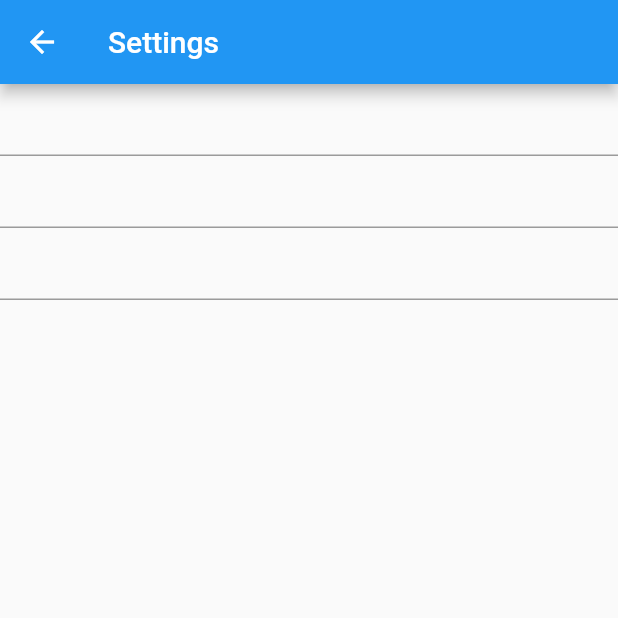
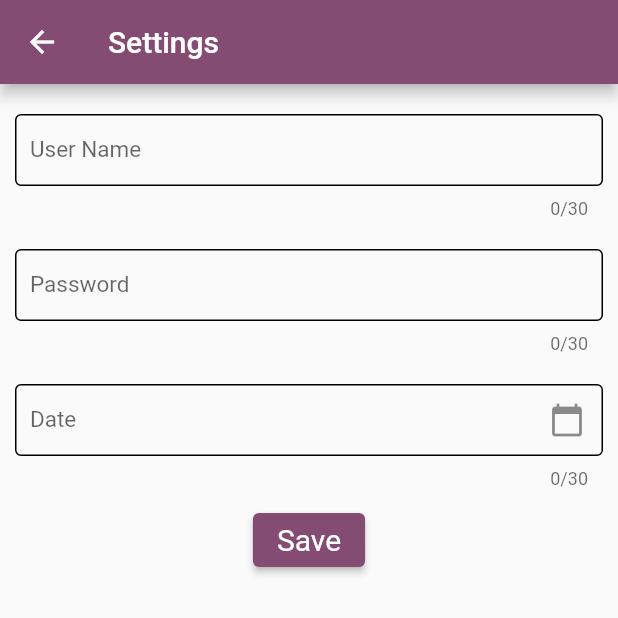
Before and after one commit to krishnaji-yedlapalli/appointment, a Flutter app: the screen it shows after launch, after a tap on "Settings", on a phone screen of 412 x 824 dp, the top half of it. Run offline on Flutter 3.47's test engine with Material 2 defaults, Android fonts, the phone set to English and light mode, and no system bars; our stand-ins replace connectivity_plus, dio, shared_preferences, sqflite; missing offline and left inert: xml2json; accounts and stored records are empty.

```diff
--- a/lib/main.dart
+++ b/lib/main.dart
@@ -1,9 +1,12 @@
+import 'package:appointment/provider.dart';
 import 'package:appointment/screens/home.dart';
 import 'package:appointment/services/interceptors.dart';
 import 'package:flutter/material.dart';
 
 void main() {
+  WidgetsFlutterBinding.ensureInitialized();
   initiateInterceptors();
+  CoreDataHolder().getLocalData();
   runApp(const MyApp());
 }
 
@@ -16,16 +19,10 @@ class MyApp extends StatelessWidget {
     return MaterialApp(
       title: 'Flutter Demo',
       theme: ThemeData(
-        // This is the theme of your application.
-        //
-        // Try running your application with "flutter run". You'll see the
-        // application has a blue toolbar. Then, without quitting the app, try
-        // changing the primarySwatch below to Colors.green and then invoke
-        // "hot reload" (press "r" in the console where you ran "flutter run",
-        // or simply save your changes to "hot reload" in a Flutter IDE).
-        // Notice that the counter didn't reset back to zero; the application
-        // is not restarted.
-        primarySwatch: Colors.blue,
+          primarySwatch: Colors.blue,
+          primaryColor:  Colors.blue,
+          primaryColorLight: Colors.white,
+          colorScheme: ColorScheme.fromSeed(seedColor: const Color.fromRGBO(132, 70, 113, 1))
       ),
       home: const HomePage(),
     );
--- /dev/null
+++ b/lib/provider.dart
@@ -0,0 +1,50 @@
+
+import 'dart:convert';
+
+import 'package:flutter/material.dart';
+import 'package:shared_preferences/shared_preferences.dart';
+
+class CoreDataHolder {
+
+  factory CoreDataHolder() {
+    return _singleton;
+  }
+
+  CoreDataHolder._internal();
+
+  static final CoreDataHolder _singleton = CoreDataHolder._internal();
+
+  var userNameCtrl = TextEditingController();
+  var pwdCtrl = TextEditingController();
+  var dateCtrl = TextEditingController();
+  Map? userDetails;
+  Map? appointmentData;
+
+  onChangeOfData([value]) async {
+     final prefs = await SharedPreferences.getInstance();
+     var userDetails = {
+       'userName' : userNameCtrl.text.trim(),
+       'password' : pwdCtrl.text.trim(),
+       'date' : dateCtrl.text.trim()
+     };
+     this.userDetails = userDetails;
+     prefs.setString('userDetails', jsonEncode(userDetails));
+   }
+
+   getLocalData() async {
+    final prefs = await SharedPreferences.getInstance();
+    if(prefs.containsKey('userDetails')){
+      var userDetails = jsonDecode(prefs.getString('userDetails') ?? '');
+      if(userDetails is Map){
+        this.userDetails = userDetails;
+        userNameCtrl.text = userDetails['userName'];
+        pwdCtrl.text = userDetails['password'];
+        dateCtrl.text = userDetails['date'];
+      }
+    }
+  }
+
+  // set setData(Map? data){
+  //   appointmentData = data;
+  // }
+}
--- a/lib/screens/home.dart
+++ b/lib/screens/home.dart
@@ -1,7 +1,10 @@
 
+import 'package:appointment/provider.dart';
+import 'package:appointment/screens/appointment_list.dart';
 import 'package:appointment/screens/settings.dart';
 import 'package:flutter/material.dart';
 
+import '../repository/appointment_repo.dart';
 import '../utils/enums.dart';
 
 class HomePage extends StatefulWidget {
@@ -23,8 +26,8 @@ class _HomePageState extends State<HomePage> {
           mainAxisAlignment: MainAxisAlignment.spaceAround,
          children: [
            _buildButton(actionType, ActionType.settings, 'Settings'),
-           _buildButton(actionType, ActionType.settings, 'Refresh Data'),
-           _buildButton(actionType, ActionType.settings, 'View Appointments List'),
+           _buildButton(actionType, ActionType.refreshData, 'Refresh Data'),
+           _buildButton(actionType, ActionType.appointmentList, 'View Appointments List'),
          ],
         ),
       )
@@ -35,16 +38,27 @@ class _HomePageState extends State<HomePage> {
     return ElevatedButton(onPressed: ()=> callBack(actionType), child: Text(label));
   }
 
-  void actionType(ActionType actionType) {
+  Future<void> actionType(ActionType actionType) async {
     switch(actionType){
       case ActionType.settings:
          Navigator.push(context, MaterialPageRoute(builder: (_) => const SettingsPage()));
         break;
-      case ActionType.refreshData:
+      case ActionType.refreshData: case ActionType.appointmentList:
+        if(CoreDataHolder().userDetails == null){
+          const snackBar = SnackBar(
+            content: Text('Hey! provide login details in settings Page !!!'),
+          );
+          ScaffoldMessenger.of(context).showSnackBar(snackBar);
+          return;
+        }
 
-        break;
-      case ActionType.appointmentList:
-
+        if(ActionType.refreshData == actionType) {
+         var response = await AppointmentRepository().fetchAppointments();
+         CoreDataHolder().appointmentData = response;
+        }else {
+          Navigator.push(context,
+              MaterialPageRoute(builder: (_) => const AppointmentList()));
+        }
         break;
     }
   }
--- a/lib/screens/settings.dart
+++ b/lib/screens/settings.dart
@@ -1,6 +1,6 @@
-
-
+import 'package:appointment/provider.dart';
 import 'package:flutter/material.dart';
+import 'package:intl/intl.dart';
 
 class SettingsPage extends StatefulWidget {
   const SettingsPage({Key? key}) : super(key: key);
@@ -10,28 +10,101 @@ class SettingsPage extends StatefulWidget {
 }
 
 class _SettingsPageState extends State<SettingsPage> {
+  final GlobalKey<FormState> _formKey = GlobalKey<FormState>();
+  var autoValidate = false;
+  var style = const TextStyle(color: Colors.black, fontSize: 15.0);
 
-  var userNameCtrl = TextEditingController();
-  var pwdCtrl = TextEditingController();
-  var dateCtrl = TextEditingController();
+  @override
+  void initState() {
+    super.initState();
+  }
 
   @override
   Widget build(BuildContext context) {
     return Scaffold(
       appBar: AppBar(title: const Text('Settings')),
-      body: Column(
-        children: [
-          TextFormField(
-            controller: userNameCtrl,
+      body: SingleChildScrollView(
+        child: Form(
+          key: _formKey,
+          autovalidateMode:
+          autoValidate ? AutovalidateMode.always : AutovalidateMode.disabled,
+          child: Padding(
+            padding: const EdgeInsets.only(top: 10.0, bottom: 10.0),
+            child: Column(
+              children: [
+                _buildInputField(CoreDataHolder().userNameCtrl, 'User Name'),
+                _buildInputField(CoreDataHolder().pwdCtrl, 'Password'),
+                _buildInputField(CoreDataHolder().dateCtrl, 'Date', readOnly: true, suffixIcon: const Icon(Icons.calendar_today)),
+                ElevatedButton(
+                  style: TextButton.styleFrom(
+                    textStyle: const TextStyle(fontSize: 20),
+                  ),
+                  onPressed: onClickOfSave,
+                  child: const Text('Save'),
+                ),
+              ],
+            ),
           ),
-          TextFormField(
-            controller: pwdCtrl,
-          ),
-          TextFormField(
-            controller: dateCtrl,
-          ),
-        ],
+        ),
       ),
     );
   }
+
+  Widget _buildInputField(TextEditingController ctrl, String labelText, {bool readOnly = false, Icon? suffixIcon, int? maxLength = 30}) {
+    return Padding(
+      padding: const EdgeInsets.all(10),
+      child: TextFormField(
+        controller: ctrl,
+        style: style,
+        decoration: InputDecoration(
+            contentPadding: const EdgeInsets.symmetric(vertical: 10, horizontal: 10),
+            enabledBorder: const OutlineInputBorder(),
+            focusedBorder: const OutlineInputBorder(),
+            errorBorder: const OutlineInputBorder(borderSide: BorderSide(color: Colors.red)),
+            focusedErrorBorder: const OutlineInputBorder(),
+            labelText: labelText,
+            suffixIcon: suffixIcon),
+        maxLength: maxLength,
+        readOnly: readOnly,
+        // onChanged: CoreDataHolder().onChangeOfData,
+        validator: (value) {
+          if (value!.isEmpty) {
+            return '$labelText is required';
+          }
+          return null;
+        },
+        onTap: readOnly ? _showDatePicker : null,
+      ),
+    );
+  }
+
+  void _showDatePicker() async {
+    DateTime? pickedDate = await showDatePicker(
+        context: context, initialDate: DateTime.now(),
+        firstDate: DateTime(1950),
+        lastDate: DateTime(2100)
+    );
+
+    if(pickedDate != null ){
+      String formattedDate = DateFormat('dd/MM/yyyy').format(pickedDate);
+      setState(() {
+        CoreDataHolder().dateCtrl.text = formattedDate;
+      });
+    }else{
+      print("Date is not selected");
+    }
+  }
+
+  Future<void> onClickOfSave() async {
+    FocusScope.of(context).requestFocus(FocusNode());
+    if (!_formKey.currentState!.validate()) {
+      setState(() {
+        autoValidate = true;
+      });
+      return;
+    }else{
+      CoreDataHolder().onChangeOfData();
+      Navigator.pop(context);
+    }
+  }
 }
--- a/pubspec.yaml
+++ b/pubspec.yaml
@@ -32,6 +32,12 @@ dependencies:
   sqflite: ^2.0.2+1
   dio: ^4.0.6
   connectivity_plus: ^2.3.4
+  retrofit: ^3.0.1+1
+  xml: ^5.0.2
+  xml2json: ^5.3.2
+  intl: ^0.17.0
+  shared_preferences: ^2.0.15
+  url_launcher: ^6.1.3
 
   # The following adds the Cupertino Icons font to your application.
   # Use with the CupertinoIcons class for iOS style icons.
```
Also changed, not shown: lib/repository/appointment_repo.dart (added, +17 -0 lines), lib/screens/appointment_list.dart (added, +59 -0 lines), lib/services/base_service.dart (+1 -6 lines), lib/services/interceptors.dart (+3 -14 lines), lib/utils/helper_methods.dart (+14 -0 lines), pubspec.lock, 3 other files.
